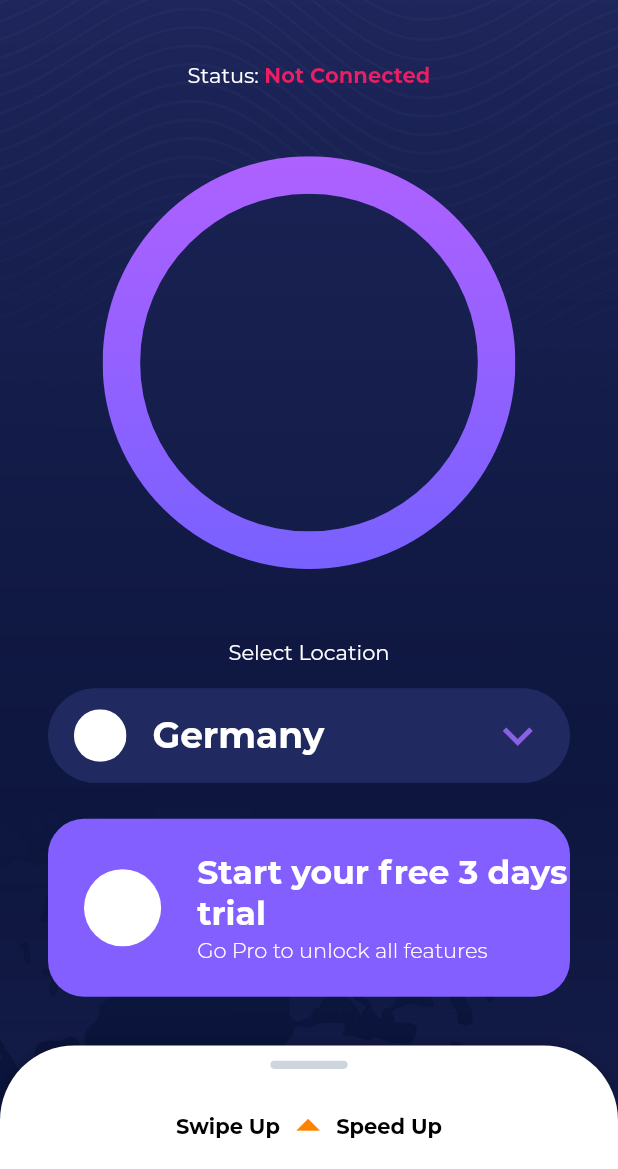
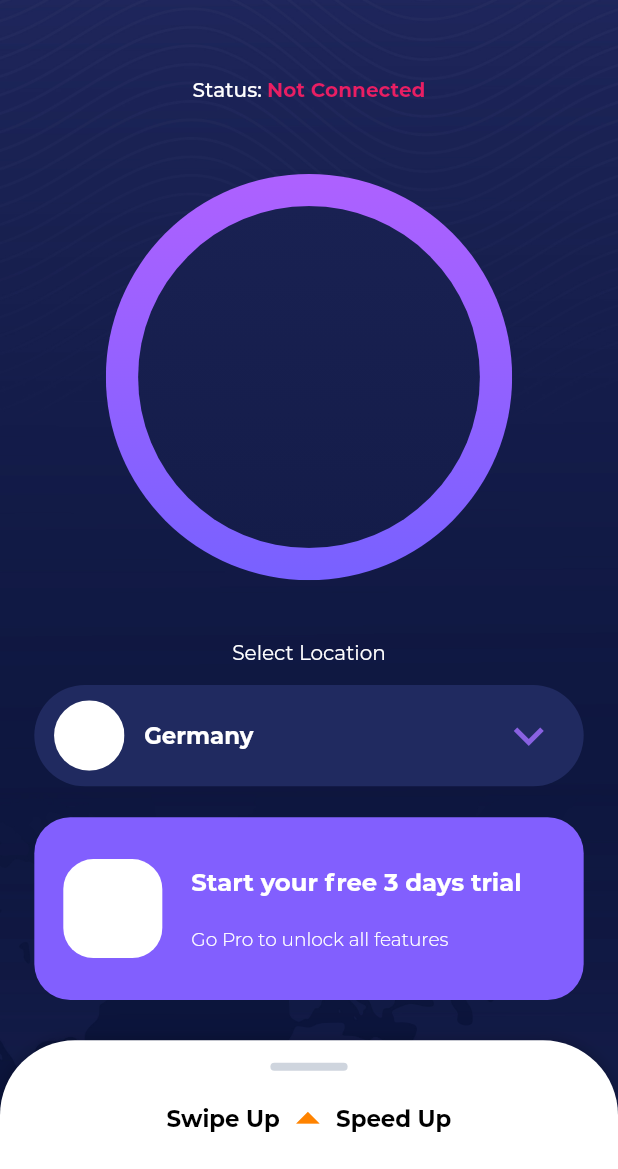
Before and after one commit to kirkcharlesniv/univpn, a Flutter app: the screen it shows after launch, on a phone screen of 412 x 824 dp, the part 67-1236 px from its top. Run offline on Flutter 3.47's test engine with Material 2 defaults, Android fonts, the phone set to English and light mode, and no system bars; drawn by our look-alikes of sliding_up_panel; our stand-ins replace flutter_screenutil; project files that could hold a hidden picture were left out.

Commit message:
Main Screen Responsive Design

```diff
--- a/lib/main.dart
+++ b/lib/main.dart
@@ -1,4 +1,5 @@
 import 'package:flutter/material.dart';
+import 'package:flutter_screenutil/flutter_screenutil.dart';
 import 'package:sliding_up_panel/sliding_up_panel.dart';
 
 void main() => runApp(MyApp());
@@ -21,11 +22,12 @@ class MyApp extends StatelessWidget {
 class HomePage extends StatelessWidget {
   @override
   Widget build(BuildContext context) {
+    ScreenUtil.init(context, allowFontScaling: true, width: 1080, height: 1920);
     return Scaffold(
       extendBodyBehindAppBar: true,
       body: SlidingUpPanel(
         backdropEnabled: true,
-        minHeight: MediaQuery.of(context).size.height * 0.10,
+        minHeight: ScreenUtil().setHeight(200),
         borderRadius: BorderRadius.vertical(top: Radius.circular(50)),
         panel: Theme(
             data: ThemeData(brightness: Brightness.light), child: Panel()),
@@ -66,8 +68,10 @@ class Panel extends StatelessWidget {
 }
 
 class Collapsed extends StatelessWidget {
-  final TextStyle textStyle =
-      TextStyle(color: Colors.black, fontWeight: FontWeight.w600);
+  final TextStyle textStyle = TextStyle(
+      color: Colors.black,
+      fontWeight: FontWeight.w600,
+      fontSize: ScreenUtil().setSp(40));
 
   @override
   Widget build(BuildContext context) {
@@ -79,8 +83,7 @@ class Collapsed extends StatelessWidget {
           Container(
             width: MediaQuery.of(context).size.width * 0.125,
             height: MediaQuery.of(context).size.height * 0.0065,
-            margin: EdgeInsets.only(
-                bottom: MediaQuery.of(context).size.height * 0.023),
+            margin: EdgeInsets.only(bottom: ScreenUtil().setHeight(30)),
             decoration: BoxDecoration(
               color: Color(0xffCFD5DE),
               borderRadius: BorderRadius.circular(25),
@@ -121,18 +124,23 @@ class Body extends StatelessWidget {
           child: Column(
             children: <Widget>[
               Expanded(
-                flex: 1,
                 child: Column(
                   children: <Widget>[
                     Expanded(
                       child: Row(
                         mainAxisAlignment: MainAxisAlignment.center,
                         children: <Widget>[
-                          Text('Status: '),
+                          Text(
+                            'Status: ',
+                            style: TextStyle(
+                                fontSize: ScreenUtil().setSp(35),
+                                fontWeight: FontWeight.w500),
+                          ),
                           Text(
                             'Not Connected',
                             style: TextStyle(
                               fontWeight: FontWeight.w600,
+                              fontSize: ScreenUtil().setSp(35),
                               color: Colors.pink,
                             ),
                           )
@@ -140,9 +148,9 @@ class Body extends StatelessWidget {
                       ),
                     ),
                     Expanded(
-                      flex: 4,
+                      flex: 3,
                       child: Padding(
-                        padding: const EdgeInsets.all(16.0),
+                        padding: EdgeInsets.all(ScreenUtil().setHeight(20)),
                         child: IntrinsicHeight(
                           child: AspectRatio(
                             aspectRatio: 1,
@@ -164,7 +172,8 @@ class Body extends StatelessWidget {
                                     ),
                                   ),
                                   Padding(
-                                    padding: const EdgeInsets.all(25),
+                                    padding: EdgeInsets.all(
+                                        ScreenUtil().setHeight(50)),
                                     child: ClipOval(
                                       child: Container(
                                         decoration: BoxDecoration(
@@ -201,14 +210,21 @@ class Body extends StatelessWidget {
                               children: <Widget>[
                                 Expanded(
                                   child: Align(
-                                      alignment: Alignment.bottomCenter,
-                                      child: Text('Select Location')),
+                                    alignment: Alignment.bottomCenter,
+                                    child: Text(
+                                      'Select Location',
+                                      style: TextStyle(
+                                        fontSize: ScreenUtil().setSp(35),
+                                      ),
+                                    ),
+                                  ),
                                 ),
                                 Expanded(
                                   flex: 2,
                                   child: Padding(
-                                    padding: const EdgeInsets.symmetric(
-                                        vertical: 16, horizontal: 32),
+                                    padding: EdgeInsets.symmetric(
+                                        vertical: ScreenUtil().setHeight(32),
+                                        horizontal: ScreenUtil().setWidth(60)),
                                     child: Container(
                                       decoration: BoxDecoration(
                                           color: Color(0xff202A60),
@@ -220,9 +236,9 @@ class Body extends StatelessWidget {
                                         children: <Widget>[
                                           Expanded(
                                             child: Padding(
-                                              padding:
-                                                  const EdgeInsets.symmetric(
-                                                      vertical: 14),
+                                              padding: EdgeInsets.symmetric(
+                                                  vertical: ScreenUtil()
+                                                      .setHeight(24)),
                                               child: Center(
                                                 child: AspectRatio(
                                                   aspectRatio: 1,
@@ -242,7 +258,8 @@ class Body extends StatelessWidget {
                                               textAlign: TextAlign.start,
                                               style: TextStyle(
                                                   fontWeight: FontWeight.w600,
-                                                  fontSize: 24),
+                                                  fontSize:
+                                                      ScreenUtil().setSp(40)),
                                             ),
                                           ),
                                           Expanded(
@@ -266,8 +283,11 @@ class Body extends StatelessWidget {
                           child: IntrinsicHeight(
                             child: FractionallySizedBox(
                               child: Padding(
-                                padding:
-                                    const EdgeInsets.fromLTRB(32, 8, 32, 16),
+                                padding: EdgeInsets.fromLTRB(
+                                    ScreenUtil().setWidth(60),
+                                    ScreenUtil().setHeight(16),
+                                    ScreenUtil().setWidth(60),
+                                    ScreenUtil().setHeight(32)),
                                 child: Container(
                                   decoration: BoxDecoration(
                                       color: Color(0xff825FFE),
@@ -280,7 +300,8 @@ class Body extends StatelessWidget {
                                         child: AspectRatio(
                                           aspectRatio: 1,
                                           child: Padding(
-                                            padding: const EdgeInsets.all(24.0),
+                                            padding: EdgeInsets.all(
+                                                ScreenUtil().setHeight(45)),
                                             child: Center(
                                               child: Container(
                                                 decoration: BoxDecoration(
@@ -288,7 +309,7 @@ class Body extends StatelessWidget {
                                                     borderRadius:
                                                         BorderRadius.all(
                                                             Radius.circular(
-                                                                30))),
+                                                                20))),
                                               ),
                                             ),
                                           ),
@@ -302,9 +323,9 @@ class Body extends StatelessWidget {
                                           children: <Widget>[
                                             Expanded(
                                               child: Padding(
-                                                padding:
-                                                    const EdgeInsets.symmetric(
-                                                        vertical: 20),
+                                                padding: EdgeInsets.symmetric(
+                                                    vertical: ScreenUtil()
+                                                        .setHeight(30)),
                                                 child: Column(
                                                   crossAxisAlignment:
                                                       CrossAxisAlignment.start,
@@ -315,15 +336,21 @@ class Body extends StatelessWidget {
                                                     Text(
                                                         'Start your free 3 days trial',
                                                         style: TextStyle(
-                                                            fontSize: 22,
+                                                            fontSize:
+                                                                ScreenUtil()
+                                                                    .setSp(
+                                                                        42.5),
                                                             fontWeight:
                                                                 FontWeight
                                                                     .bold)),
                                                     Text(
                                                       'Go Pro to unlock all features',
                                                       style: TextStyle(
-                                                          fontWeight:
-                                                              FontWeight.w300),
+                                                        fontWeight:
+                                                            FontWeight.w300,
+                                                        fontSize: ScreenUtil()
+                                                            .setSp(32.5),
+                                                      ),
                                                     )
                                                   ],
                                                 ),
--- a/pubspec.yaml
+++ b/pubspec.yaml
@@ -20,6 +20,7 @@ dependencies:
   flutter:
     sdk: flutter
   sliding_up_panel:
+  flutter_screenutil:
 
   # The following adds the Cupertino Icons font to your application.
   # Use with the CupertinoIcons class for iOS style icons.
```
